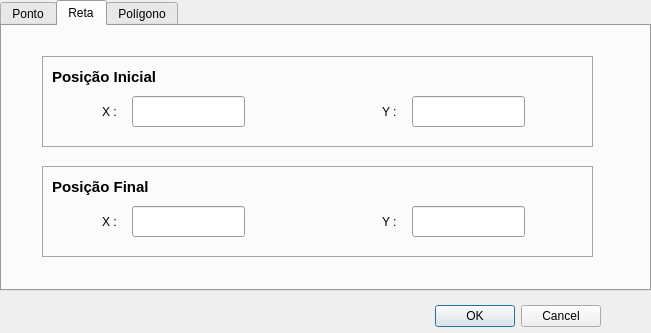
Before: the Qt Designer form dialog.ui in renannetto/sistema-grafico-interativo, drawn with Qt 5.
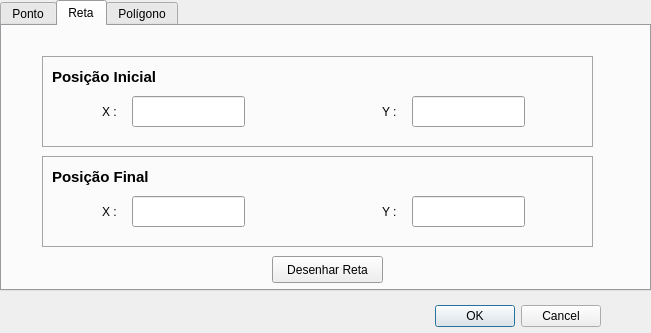
After: the same form once the commit is applied. The open tabs and pages were chosen to show the change.

Commit message: Desenhando as retas e os pontos pela interface

Diff of the .ui file:
```diff
--- a/dialog.ui
+++ b/dialog.ui
@@ -295,7 +295,7 @@
      <property name="geometry">
       <rect>
        <x>40</x>
-       <y>140</y>
+       <y>130</y>
        <width>551</width>
        <height>91</height>
       </rect>
@@ -373,6 +373,19 @@
       </property>
      </widget>
     </widget>
+    <widget class="QPushButton" name="pushButton_3">
+     <property name="geometry">
+      <rect>
+       <x>270</x>
+       <y>230</y>
+       <width>111</width>
+       <height>27</height>
+      </rect>
+     </property>
+     <property name="text">
+      <string>Desenhar Reta</string>
+     </property>
+    </widget>
    </widget>
    <widget class="QWidget" name="tab_3">
     <attribute name="title">
```
Left out of the diff: 34 changed lines with no effect on the pictures. The commit also changes 6 other files.
